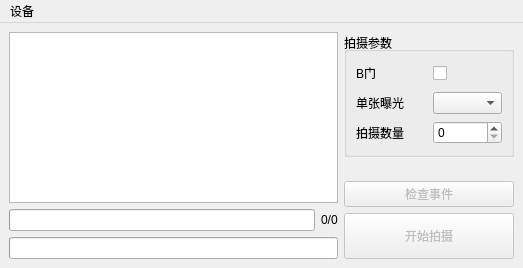
readme9txt/shutter, file shutter_qt5.ui: the form before one commit.
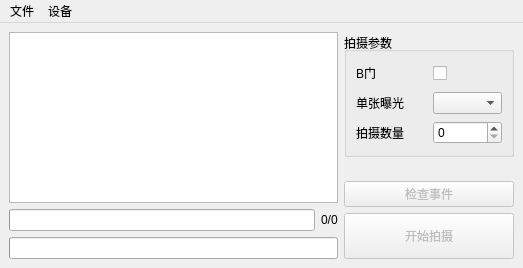
The form after the commit.

```diff
--- a/shutter_qt5.ui
+++ b/shutter_qt5.ui
@@ -284,6 +284,13 @@
     </property>
     <addaction name="action_connect"/>
    </widget>
+   <widget class="QMenu" name="menu_2">
+    <property name="title">
+     <string>文件</string>
+    </property>
+    <addaction name="action_save_dir"/>
+   </widget>
+   <addaction name="menu_2"/>
    <addaction name="menu"/>
   </widget>
   <action name="action_connect">
```
Left out of the diff: 5 changed lines with no effect on the pictures.
